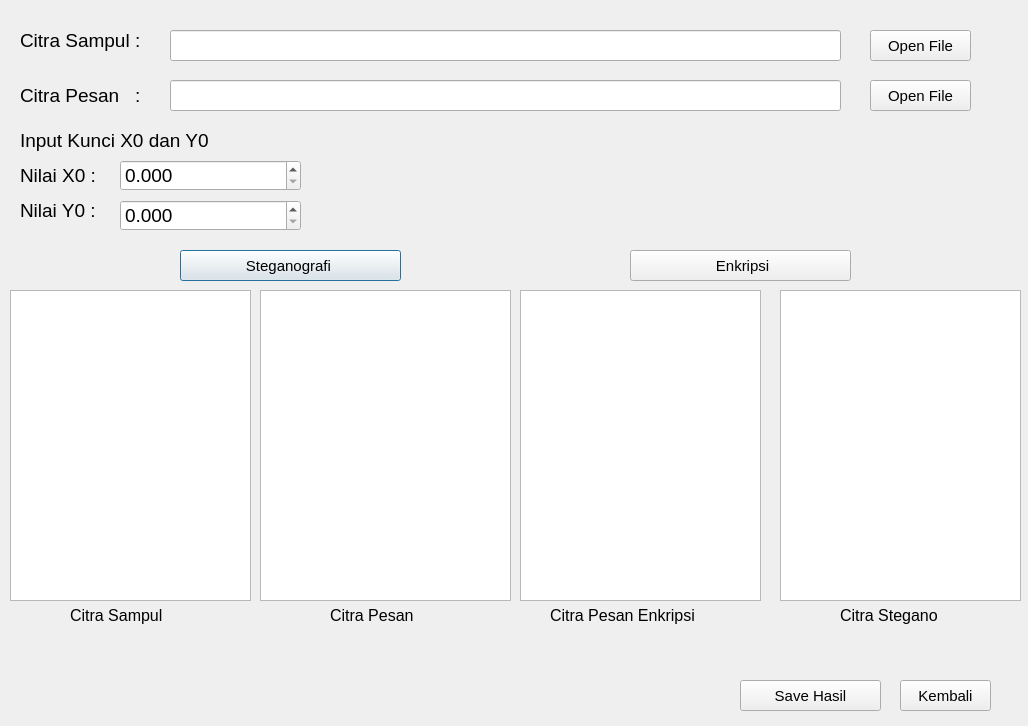
Before: the Qt Designer form ui/InputSteganografiDanEnkripsi.ui in distky/DCT-Permutation-Chaotic-Encryption, drawn with Qt 5.
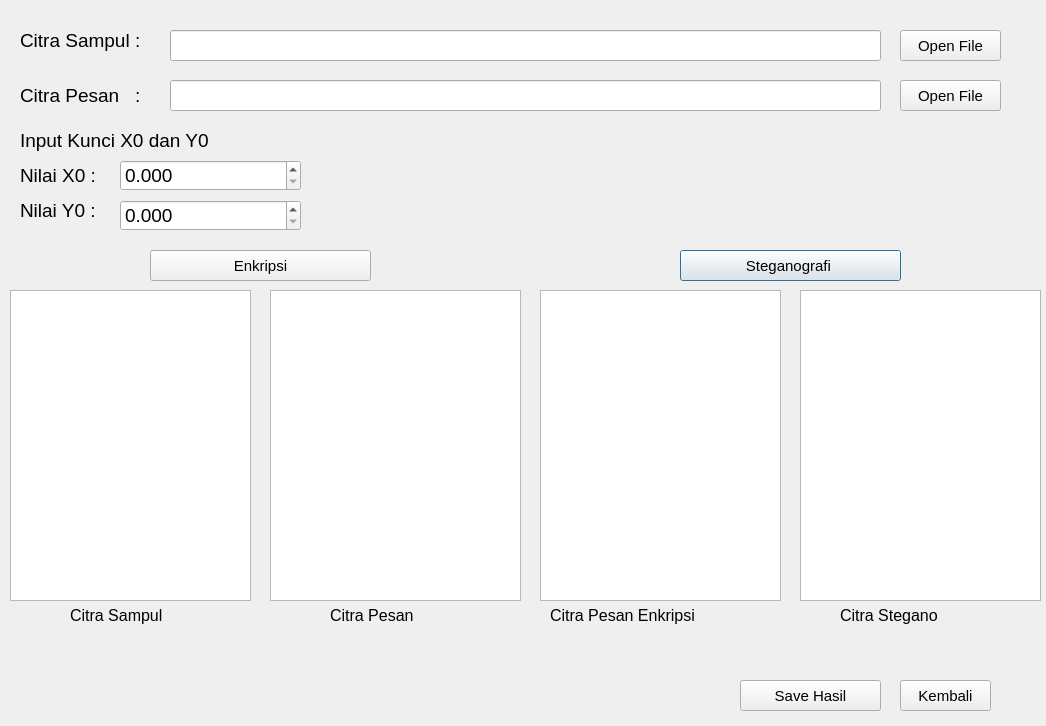
After: the same form once the commit is applied.

Commit message: perubahan button dan merapikan graphic view

Patch:
```diff
--- a/ui/InputSteganografiDanEnkripsi.ui
+++ b/ui/InputSteganografiDanEnkripsi.ui
@@ -6,7 +6,7 @@
    <rect>
     <x>0</x>
     <y>0</y>
-    <width>1028</width>
+    <width>1046</width>
     <height>726</height>
    </rect>
   </property>
@@ -18,7 +18,7 @@
     <rect>
      <x>170</x>
      <y>80</y>
-     <width>671</width>
+     <width>711</width>
      <height>31</height>
     </rect>
    </property>
@@ -26,7 +26,7 @@
   <widget class="QGraphicsView" name="citraPesanView">
    <property name="geometry">
     <rect>
-     <x>260</x>
+     <x>270</x>
      <y>290</y>
      <width>251</width>
      <height>311</height>
@@ -36,7 +36,7 @@
   <widget class="QPushButton" name="btnStegano">
    <property name="geometry">
     <rect>
-     <x>180</x>
+     <x>680</x>
      <y>250</y>
      <width>221</width>
      <height>31</height>
@@ -108,7 +108,7 @@
   <widget class="QPushButton" name="btnCitraSampul">
    <property name="geometry">
     <rect>
-     <x>870</x>
+     <x>900</x>
      <y>30</y>
      <width>101</width>
      <height>31</height>
@@ -126,7 +126,7 @@
   <widget class="QPushButton" name="btnCitraPesan">
    <property name="geometry">
     <rect>
-     <x>870</x>
+     <x>900</x>
      <y>80</y>
      <width>101</width>
      <height>31</height>
@@ -197,7 +197,7 @@
     <rect>
      <x>170</x>
      <y>30</y>
-     <width>671</width>
+     <width>711</width>
      <height>31</height>
     </rect>
    </property>
@@ -259,7 +259,7 @@
   <widget class="QGraphicsView" name="citraEnkripsiView">
    <property name="geometry">
     <rect>
-     <x>520</x>
+     <x>540</x>
      <y>290</y>
      <width>241</width>
      <height>311</height>
@@ -351,7 +351,7 @@
   <widget class="QGraphicsView" name="citraSteganoView">
    <property name="geometry">
     <rect>
-     <x>780</x>
+     <x>800</x>
      <y>290</y>
      <width>241</width>
      <height>311</height>
@@ -463,7 +463,7 @@
   <widget class="QPushButton" name="btnEnkripsi">
    <property name="geometry">
     <rect>
-     <x>630</x>
+     <x>150</x>
      <y>250</y>
      <width>221</width>
      <height>31</height>
@@ -475,7 +475,7 @@
     </font>
    </property>
    <property name="text">
-    <string> Enkripsi</string>
+    <string>Enkripsi</string>
    </property>
   </widget>
  </widget>
```
The commit also changes 3 other files.
